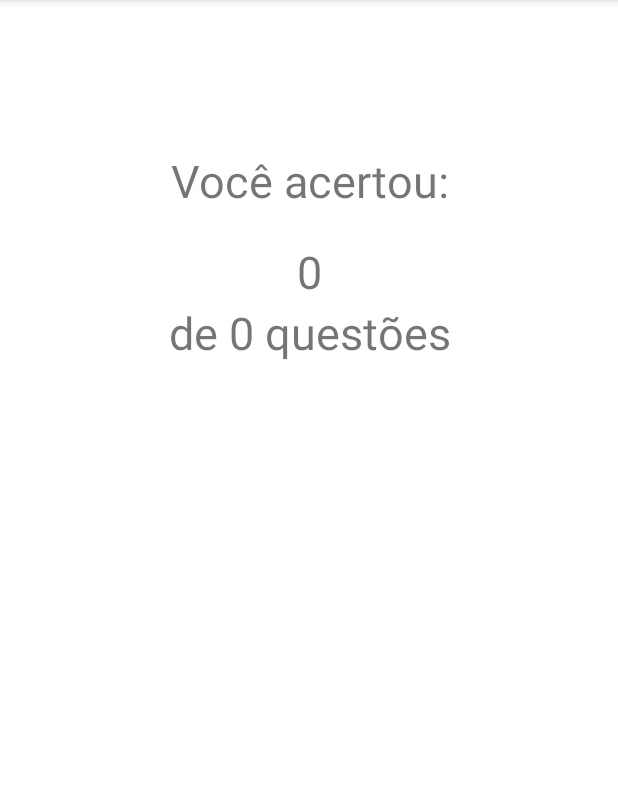
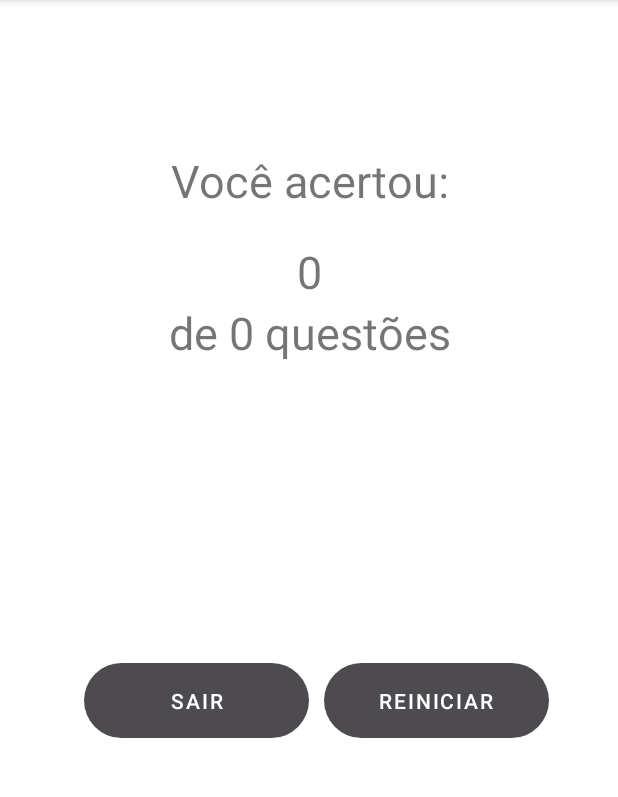
Before and after one commit to JesusAlexandre54/AtividadesAvaliativas, an Android app: the DwFim screen opened directly, with no data from a screen before it, on a phone screen of 412 x 824 dp, the part 84-881 px from its top. Run offline under Robolectric (Android 15) with nearby library versions, the phone set to English and light mode, and no system bars; our stand-ins replace Firebase (no records; nobody signed in at launch, a user with empty details on screens opened directly).

Commit message:
adicionado botões na tela final

```diff
--- a/app/src/main/java/com/example/atividadesavaliativas/DwFim.java
+++ b/app/src/main/java/com/example/atividadesavaliativas/DwFim.java
@@ -4,6 +4,8 @@ import androidx.appcompat.app.AppCompatActivity;
 
 import android.content.Intent;
 import android.os.Bundle;
+import android.view.View;
+import android.widget.Button;
 import android.widget.TextView;
 
 public class DwFim extends AppCompatActivity {
@@ -12,6 +14,7 @@ public class DwFim extends AppCompatActivity {
     TextView acertos,total;
     String mensagem1 = "de ";
     String mensagem2 = " questões";
+    Button sair, reiniciar;
 
     @Override
     protected void onCreate(Bundle savedInstanceState) {
@@ -19,6 +22,8 @@ public class DwFim extends AppCompatActivity {
         setContentView(R.layout.activity_dw_fim);
         acertos = findViewById(R.id.acertos);
         total = findViewById(R.id.total_questoes);
+        sair = findViewById(R.id.bt_sair);
+        reiniciar = findViewById(R.id.bt_reiniciar);
 
 
         Intent intent = getIntent();
@@ -27,9 +32,27 @@ public class DwFim extends AppCompatActivity {
             Questao = intent.getIntExtra("questaoEscolhida", 0);
 
         }
-        String mensagem = mensagem1+String.valueOf(Placar)+mensagem2;
+        String placar = String.valueOf(Placar);
+        String mensagem = mensagem1+placar+mensagem2;
         acertos.setText(String.valueOf(Placar));
         total.setText(mensagem);
+        sair.setOnClickListener(new View.OnClickListener() {
+            @Override
+            public void onClick(View view) {
+                finishAffinity();
+
+            }
+
+        });
+        reiniciar.setOnClickListener(new View.OnClickListener() {
+            @Override
+            public void onClick(View view) {
+
+                Intent i = new Intent(DwFim.this,MainActivity.class);
+                startActivity(i);
+
+            }
+        });
 
 
     }
--- a/app/src/main/res/layout/activity_dw_fim.xml
+++ b/app/src/main/res/layout/activity_dw_fim.xml
@@ -39,4 +39,30 @@
         android:text="de 40 questões"
 
         />
+    <LinearLayout
+        android:layout_width="match_parent"
+        android:layout_height="wrap_content"
+        android:gravity="center"
+        android:layout_marginTop="200dp"
+        android:orientation="horizontal">
+
+        <Button
+            android:id="@+id/bt_sair"
+            android:layout_width="150sp"
+            android:layout_height="50sp"
+            android:layout_marginLeft="10sp"
+            android:visibility="visible"
+            android:background="@drawable/btn_bg_design"
+            android:text="SAIR" />
+        <Button
+            android:id="@+id/bt_reiniciar"
+            android:layout_width="150sp"
+            android:layout_height="50sp"
+             android:layout_marginLeft="10sp"
+            android:background="@drawable/btn_bg_design"
+            android:text="REINICIAR" />
+
+
+    </LinearLayout>
+
 </LinearLayout>
```
